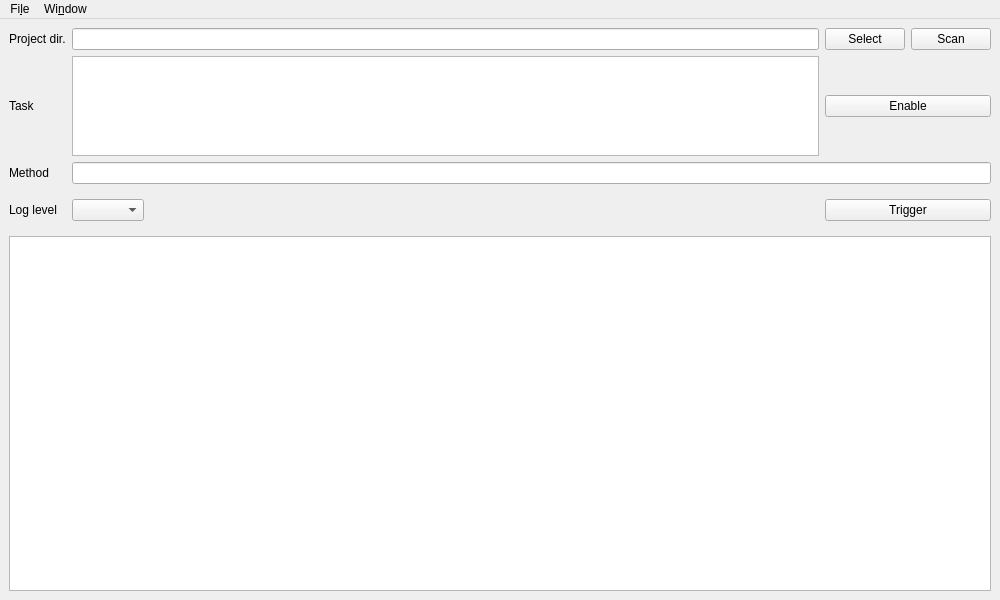
First picture: the form in ui/USLab4a.ui, repository mym-br/us_lab4a, before the edit.
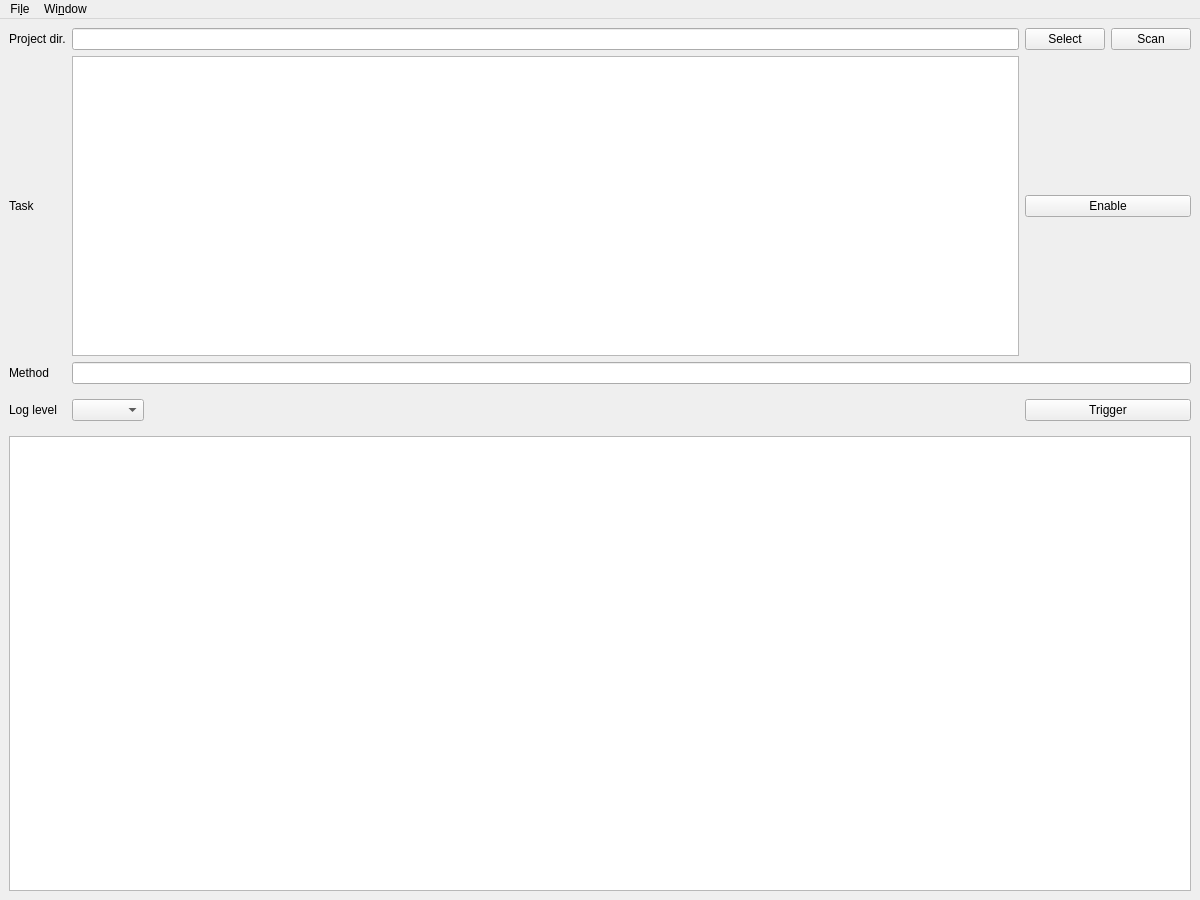
Second picture: the form after the edit. Icons and pictures are not drawn.

Commit message: Increase window size.

What changed in the file:
```diff
--- a/ui/USLab4a.ui
+++ b/ui/USLab4a.ui
@@ -6,8 +6,8 @@
    <rect>
     <x>0</x>
     <y>0</y>
-    <width>1000</width>
-    <height>600</height>
+    <width>1200</width>
+    <height>900</height>
    </rect>
   </property>
   <property name="windowTitle">
@@ -186,7 +186,7 @@
       <property name="minimumSize">
        <size>
         <width>0</width>
-        <height>100</height>
+        <height>300</height>
        </size>
       </property>
       <property name="font">
@@ -225,8 +225,8 @@
     <rect>
      <x>0</x>
      <y>0</y>
-     <width>1000</width>
-     <height>30</height>
+     <width>1200</width>
+     <height>34</height>
     </rect>
    </property>
    <widget class="QMenu" name="menuFile">
```
